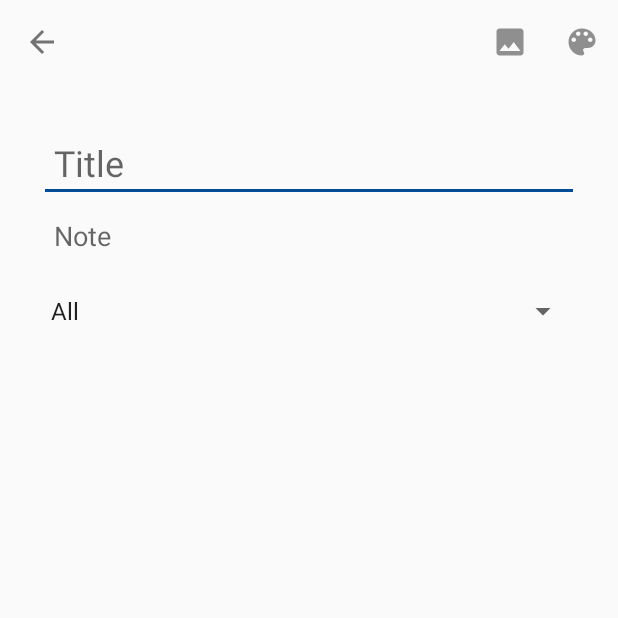
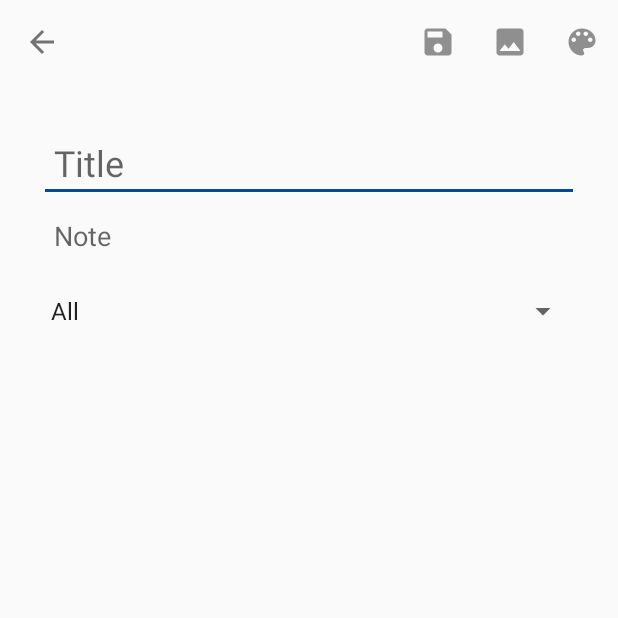
Before and after one commit to chrisyees/SimpleNote, an Android app: the NewNote screen opened directly, with no data from a screen before it, on a phone screen of 412 x 824 dp, the top half of it. Run offline under Robolectric (Android 15) with nearby library versions, the phone set to English and light mode, and no system bars; our stand-ins replace Firebase (no records; nobody signed in at launch, a user with empty details on screens opened directly).

Commit message:
moved save button

```diff
--- /dev/null
+++ b/src/app/src/main/res/drawable/ic_save.xml
@@ -0,0 +1,9 @@
+<vector xmlns:android="http://schemas.android.com/apk/res/android"
+        android:width="24dp"
+        android:height="24dp"
+        android:viewportWidth="24.0"
+        android:viewportHeight="24.0">
+    <path
+        android:fillColor="#8f8f8f"
+        android:pathData="M17,3L5,3c-1.11,0 -2,0.9 -2,2v14c0,1.1 0.89,2 2,2h14c1.1,0 2,-0.9 2,-2L21,7l-4,-4zM12,19c-1.66,0 -3,-1.34 -3,-3s1.34,-3 3,-3 3,1.34 3,3 -1.34,3 -3,3zM15,9L5,9L5,5h10v4z"/>
+</vector>
--- a/src/app/src/main/res/layout/note_card.xml
+++ b/src/app/src/main/res/layout/note_card.xml
@@ -44,6 +44,7 @@
             android:paddingBottom="8dp"
             android:text="Note Body" />
 
+
     </LinearLayout>
 
 </android.support.v7.widget.CardView>
--- a/src/app/src/main/res/menu/newnote_menu.xml
+++ b/src/app/src/main/res/menu/newnote_menu.xml
@@ -2,10 +2,20 @@
 <menu xmlns:android="http://schemas.android.com/apk/res/android"
     xmlns:app="http://schemas.android.com/apk/res-auto">
 
+    <item android:id="@+id/menu_delete_note"
+        android:icon="@drawable/ic_delete"
+        android:title="delete"
+        app:showAsAction="always"/>
+
+    <item android:id="@+id/menu_save_note"
+        android:icon="@drawable/ic_save"
+        android:title="save"
+        app:showAsAction="always" />
+
     <item android:id="@+id/menu_insert_photo"
         android:icon="@drawable/ic_insert_photo"
         android:title="insert_photo"
-        app:showAsAction="always"/>
+        app:showAsAction="always" />
 
     <item android:id="@+id/menu_color_note"
         android:icon="@drawable/ic_color_lens"
@@ -33,11 +43,7 @@
                 android:title="Blue"/>
             <item android:id="@+id/menu_color_note_purple"
                 android:icon="@drawable/ic_lens_purple"
-                android:title="Purple"/>
+                android:title="Purple" />
         </menu>
     </item>
-    <item android:id="@+id/menu_delete_note"
-        android:icon="@drawable/ic_delete"
-        android:title="delete"
-        app:showAsAction="always"/>
 </menu>
```
Also changed, not shown: src/app/src/main/java/com/cs180/simplenote/simplenoteapp/NewNote.java (+13 -18 lines).
